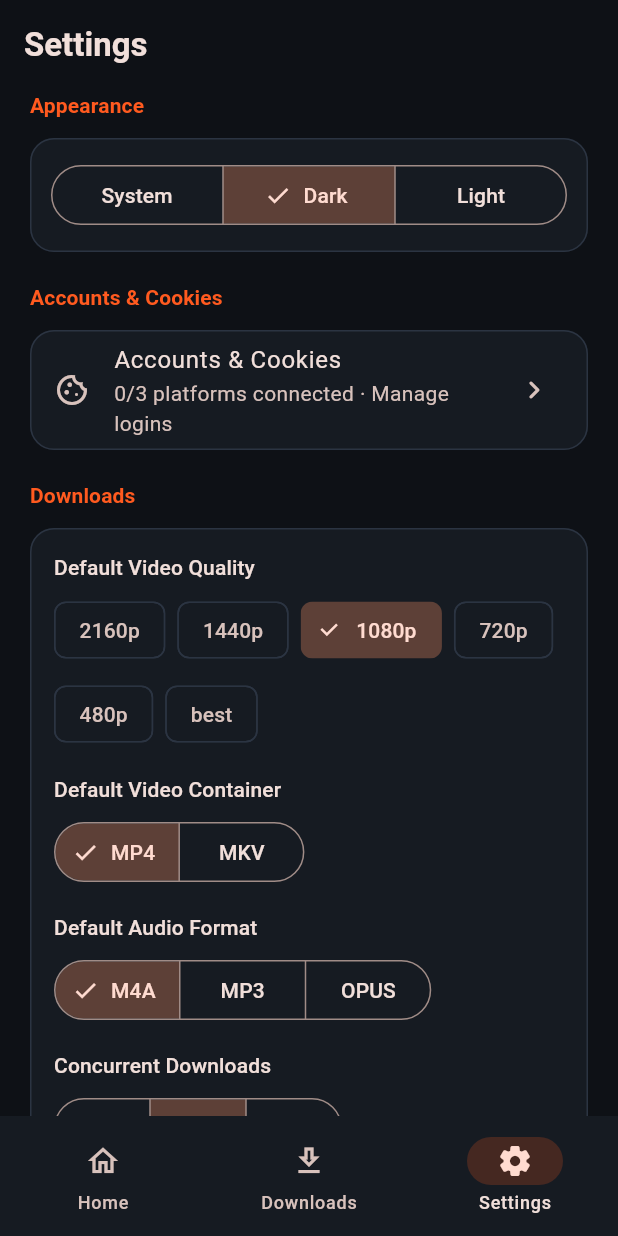
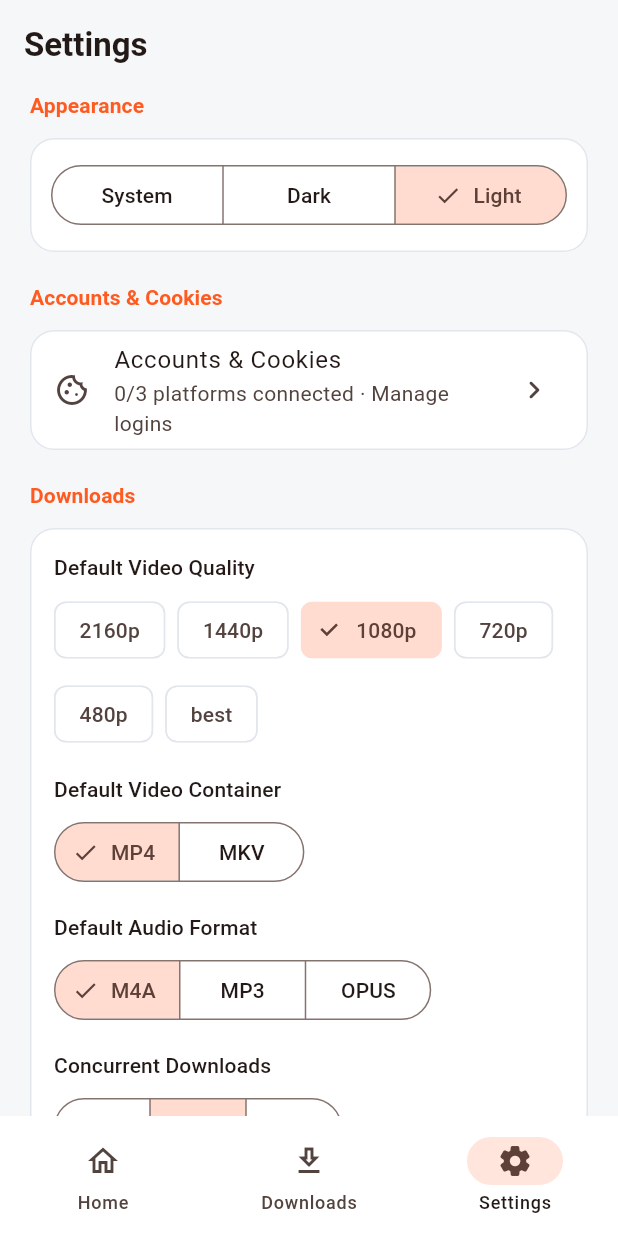
Before and after one commit to fyou00/klipfetch, a Flutter app: the screen it shows after launch, item 3 of the bottom bar chosen, on a phone screen of 412 x 824 dp. Run offline on Flutter 3.47's test engine with Material 3 defaults, Android fonts, the phone set to English and light mode, and no system bars; our stand-ins replace flutter_riverpod; missing offline and left inert: dart:ffi, flutter_rust_bridge; statements that could not run were skipped.

Commit message:
feat(theme): enforce light mode while keeping Settings theme switch as no-op

```diff
--- a/lib/app/klipfetch_app.dart
+++ b/lib/app/klipfetch_app.dart
@@ -85,9 +85,6 @@ class _KlipFetchAppState extends ConsumerState<KlipFetchApp> {
 
   @override
   Widget build(BuildContext context) {
-    final themeMode = ref.watch(
-      settingsProvider.select((s) => s.themeMode.toFlutterThemeMode()),
-    );
     final selectedTab = ref.watch(selectedTabProvider);
     final activeCount = ref.watch(
       downloadQueueProvider.select(
@@ -99,8 +96,7 @@ class _KlipFetchAppState extends ConsumerState<KlipFetchApp> {
       title: 'KlipFetch',
       debugShowCheckedModeBanner: false,
       theme: KlipFetchTheme.light(),
-      darkTheme: KlipFetchTheme.dark(),
-      themeMode: themeMode,
+      themeMode: ThemeMode.light,
       home: Scaffold(
         body: IndexedStack(
           index: selectedTab,
--- a/lib/features/settings/settings_screen.dart
+++ b/lib/features/settings/settings_screen.dart
@@ -103,13 +103,9 @@ class _SettingsScreenState extends ConsumerState<SettingsScreen> {
                       ),
                     )
                     .toList(),
-                selected: {settings.themeMode},
-                onSelectionChanged: (selection) {
-                  if (selection.isNotEmpty) {
-                    ref
-                        .read(settingsProvider.notifier)
-                        .setThemeMode(selection.first);
-                  }
+                selected: const {AppThemeMode.light},
+                onSelectionChanged: (_) {
+                  // Intentionally non-functional: KlipFetch runs in Light Mode only.
                 },
               ),
             ),
--- a/lib/models/app_settings.dart
+++ b/lib/models/app_settings.dart
@@ -41,7 +41,7 @@ enum AppThemeMode {
 
 class AppSettings {
   const AppSettings({
-    this.themeMode = AppThemeMode.dark,
+    this.themeMode = AppThemeMode.light,
     this.defaultQuality = '1080p',
     this.defaultVideoContainer = 'mp4',
     this.defaultAudioFormat = 'm4a',
@@ -153,7 +153,7 @@ class AppSettings {
     return AppSettings(
       themeMode: json.containsKey('themeMode')
           ? AppThemeMode.fromName(json['themeMode'] as String?)
-          : AppThemeMode.dark,
+          : AppThemeMode.light,
       defaultQuality: supportedQualities.contains(quality) ? quality! : '1080p',
       defaultVideoContainer: supportedVideoContainers.contains(container)
           ? container!
```
Also changed, not shown: 1 other file.
